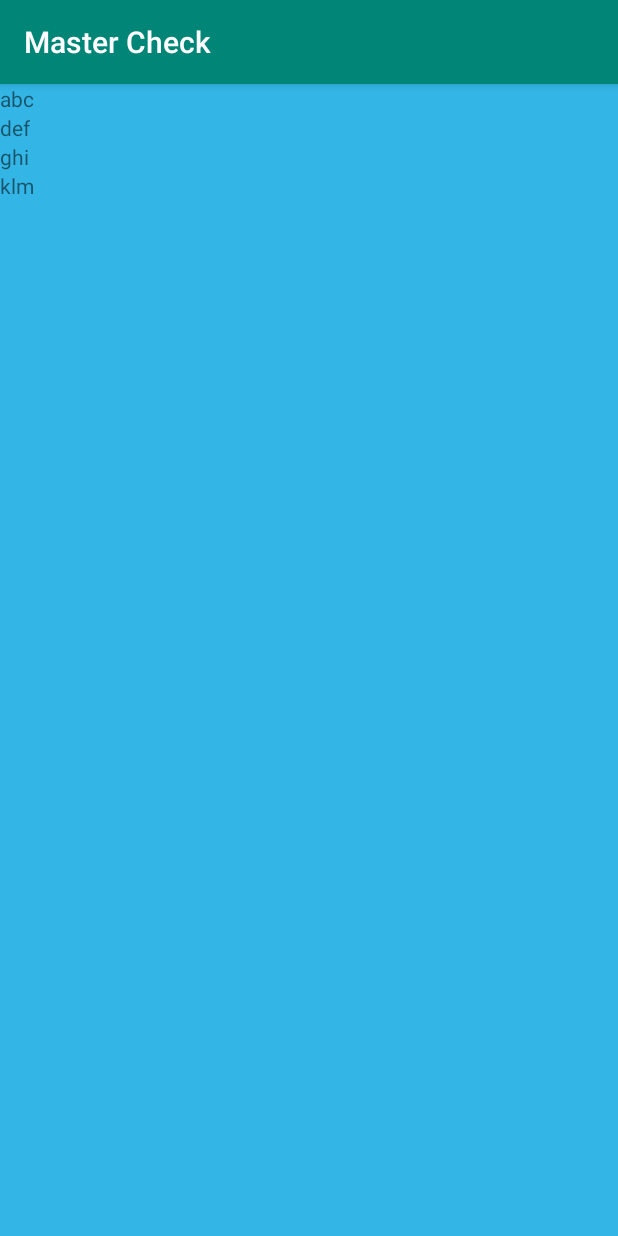
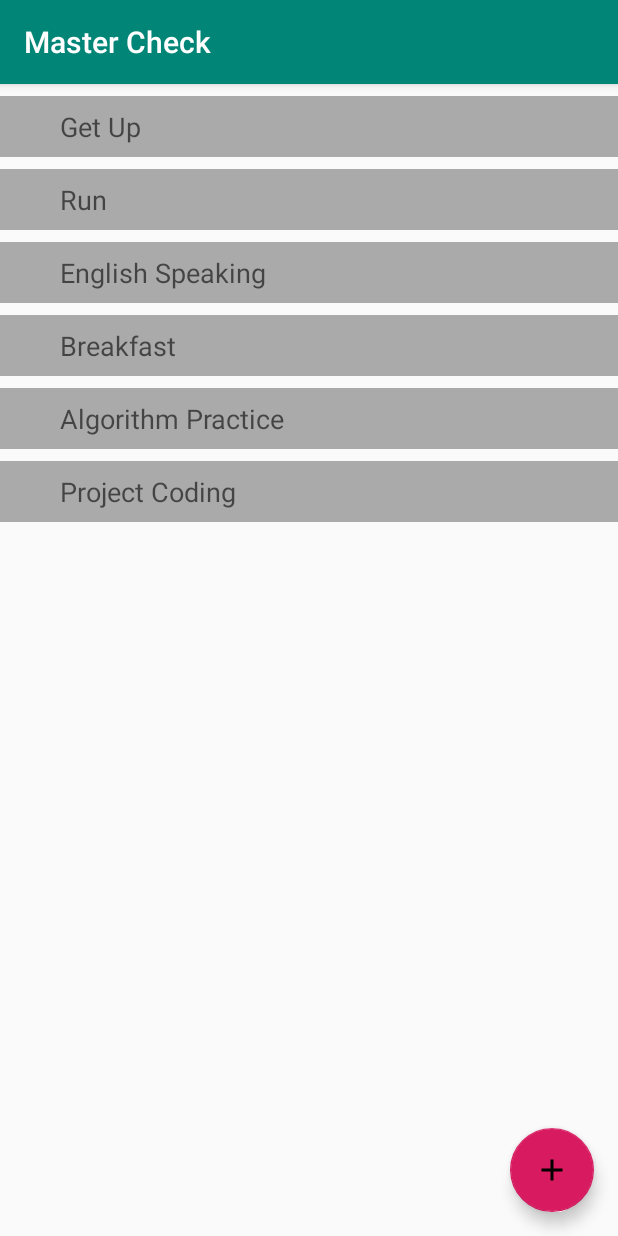
Before and after one commit to maxterjy/remake, an Android app: the screen it shows after launch (MainActivity), on a phone screen of 412 x 824 dp. Run offline under Robolectric (Android 15) with nearby library versions, the phone set to English and light mode, and no system bars.

Commit message:
[mini-todo] add fab button to add work

```diff
--- a/mini-todo/app/build.gradle
+++ b/mini-todo/app/build.gradle
@@ -27,4 +27,5 @@ dependencies {
     androidTestImplementation 'com.android.support.test:runner:1.0.2'
     androidTestImplementation 'com.android.support.test.espresso:espresso-core:3.0.2'
     implementation 'com.android.support:recyclerview-v7:28.0.0'
+    implementation 'com.android.support:design:28.0.0'
 }
--- a/mini-todo/app/src/main/java/invistd/mastercheck/FragmentMain.java
+++ b/mini-todo/app/src/main/java/invistd/mastercheck/FragmentMain.java
@@ -2,6 +2,9 @@ package invistd.mastercheck;
 
 
 import android.os.Bundle;
+import android.support.design.widget.CoordinatorLayout;
+import android.support.design.widget.FloatingActionButton;
+import android.support.design.widget.Snackbar;
 import android.support.v4.app.Fragment;
 import android.support.v7.widget.LinearLayoutManager;
 import android.support.v7.widget.RecyclerView;
@@ -19,6 +22,9 @@ public class FragmentMain extends Fragment {
     RecyclerView.Adapter mAdapterWork;
     RecyclerView.LayoutManager mLayoutManager;
 
+    FloatingActionButton mfabAddWork;
+    CoordinatorLayout mlayoutCoordinator;
+
     public FragmentMain() {
     }
 
@@ -35,17 +41,26 @@ public class FragmentMain extends Fragment {
         mRcvWork.setLayoutManager(mLayoutManager);
 
         List<String> listWork = new ArrayList<String>();
-        listWork.add("abc");
-        listWork.add("def");
-        listWork.add("ghi");
-        listWork.add("klm");
-        Log.i("thachpham", "size " + listWork.size());
+        listWork.add("Get Up");
+        listWork.add("Run");
+        listWork.add("English Speaking");
+        listWork.add("Breakfast");
+        listWork.add("Algorithm Practice");
+        listWork.add("Project Coding");
 
 
         mAdapterWork = new AdapterWork(listWork);
+        mRcvWork.setAdapter(mAdapterWork);
 
-
-        mRcvWork.setAdapter(mAdapterWork);
+        mlayoutCoordinator = view.findViewById(R.id.layout_coordinator);
+        mfabAddWork = view.findViewById(R.id.fab_add_work);
+        mfabAddWork.setOnClickListener(new View.OnClickListener() {
+            @Override
+            public void onClick(View v) {
+                Snackbar snackbar = Snackbar.make(mlayoutCoordinator, "add", Snackbar.LENGTH_LONG);
+                snackbar.show();
+            }
+        });
 
         return view;
     }
--- /dev/null
+++ b/mini-todo/app/src/main/res/drawable/ic_add_24dp.xml
@@ -0,0 +1,9 @@
+<vector xmlns:android="http://schemas.android.com/apk/res/android"
+        android:width="24dp"
+        android:height="24dp"
+        android:viewportWidth="24.0"
+        android:viewportHeight="24.0">
+    <path
+        android:fillColor="#FF000000"
+        android:pathData="M19,13h-6v6h-2v-6H5v-2h6V5h2v6h6v2z"/>
+</vector>
--- a/mini-todo/app/src/main/res/layout/fragment_main.xml
+++ b/mini-todo/app/src/main/res/layout/fragment_main.xml
@@ -1,16 +1,33 @@
 <?xml version="1.0" encoding="utf-8"?>
 <LinearLayout xmlns:android="http://schemas.android.com/apk/res/android"
     xmlns:tools="http://schemas.android.com/tools"
+    xmlns:app="http://schemas.android.com/apk/res-auto"
     android:layout_width="match_parent"
     android:layout_height="match_parent"
-    tools:context=".FragmentMain"
-    android:background="@android:color/holo_blue_light">
+    tools:context=".FragmentMain">
 
-    <android.support.v7.widget.RecyclerView
+    <android.support.design.widget.CoordinatorLayout
+        android:id="@+id/layout_coordinator"
         android:layout_width="match_parent"
-        android:layout_height="match_parent"
-        android:id="@+id/recycle_view_work"
-        android:scrollbars="vertical">
-    </android.support.v7.widget.RecyclerView>
+        android:layout_height="match_parent">
+
+        <android.support.v7.widget.RecyclerView
+            android:layout_width="match_parent"
+            android:layout_height="match_parent"
+            android:id="@+id/recycle_view_work"
+            android:scrollbars="vertical">
+        </android.support.v7.widget.RecyclerView>
+
+        <android.support.design.widget.FloatingActionButton
+            android:id="@+id/fab_add_work"
+            android:src="@drawable/ic_add_24dp"
+            android:layout_width="wrap_content"
+            android:layout_height="wrap_content"
+            android:layout_margin="16dp"
+            android:layout_gravity="bottom|right|end"
+            app:fabSize="normal" />
+
+    </android.support.design.widget.CoordinatorLayout>
+
 
 </LinearLayout>
--- a/mini-todo/app/src/main/res/layout/layout_row_work.xml
+++ b/mini-todo/app/src/main/res/layout/layout_row_work.xml
@@ -1,12 +1,17 @@
 <?xml version="1.0" encoding="utf-8"?>
 <LinearLayout xmlns:android="http://schemas.android.com/apk/res/android"
     android:orientation="horizontal"
+    android:background="@android:color/darker_gray"
     android:layout_width="match_parent"
+    android:layout_marginTop="8dp"
+    android:padding="8dp"
     android:layout_height="wrap_content">
 
     <TextView
         android:id="@+id/textview_work_name"
-        android:layout_width="wrap_content"
-        android:layout_height="wrap_content" />
+        android:textAppearance="?android:textAppearanceMedium"
+        android:layout_width="match_parent"
+        android:layout_height="wrap_content"
+        android:layout_marginLeft="32dp"/>
 
 </LinearLayout>
```
